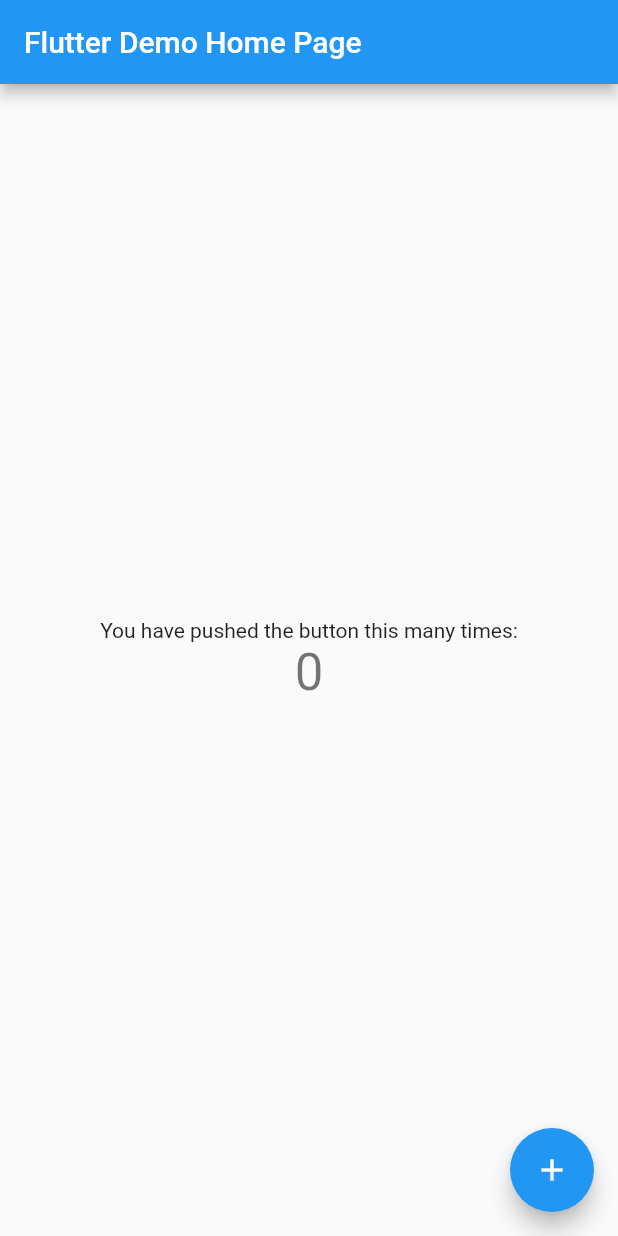
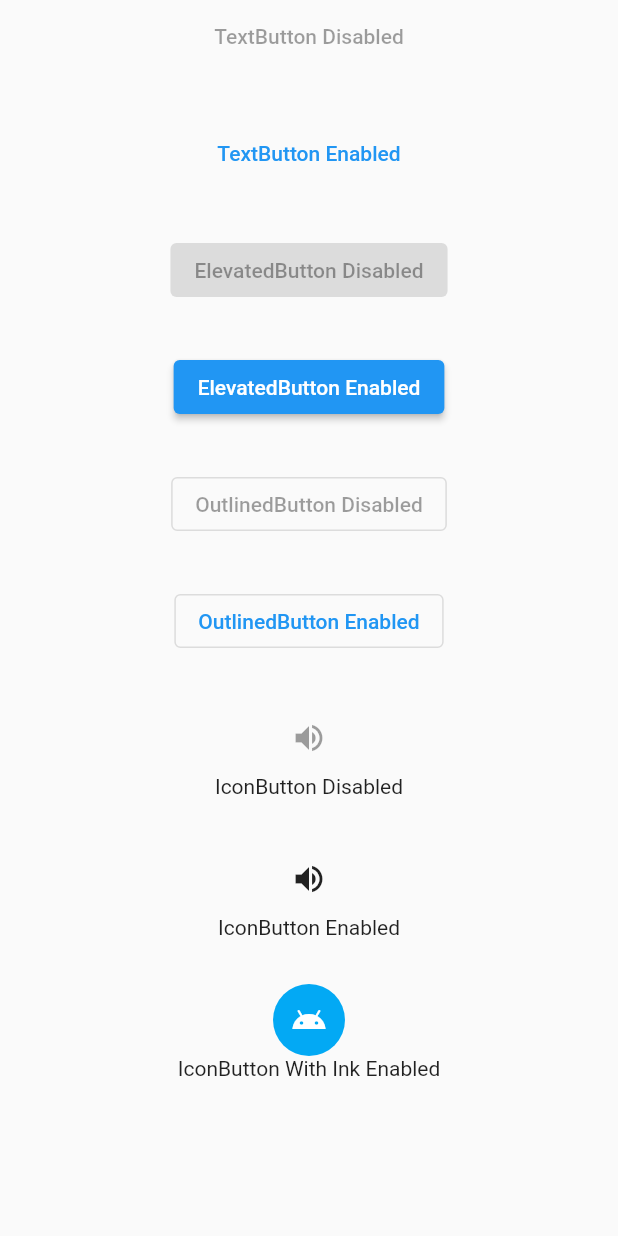
Before and after one commit to yobisetiawan/flutter_example, a Flutter app: the screen it shows after launch, on a phone screen of 412 x 824 dp. Run offline on Flutter 3.47's test engine with Material 2 defaults, Android fonts, the phone set to English and light mode, and no system bars.

Commit message:
update ui

```diff
--- a/lib/main.dart
+++ b/lib/main.dart
@@ -11,103 +11,83 @@ class MyApp extends StatelessWidget {
     return MaterialApp(
       title: 'Flutter Demo',
       theme: ThemeData(
-        // This is the theme of your application.
-        //
-        // Try running your application with "flutter run". You'll see the
-        // application has a blue toolbar. Then, without quitting the app, try
-        // changing the primarySwatch below to Colors.green and then invoke
-        // "hot reload" (press "r" in the console where you ran "flutter run",
-        // or simply save your changes to "hot reload" in a Flutter IDE).
-        // Notice that the counter didn't reset back to zero; the application
-        // is not restarted.
         primarySwatch: Colors.blue,
       ),
-      home: MyHomePage(title: 'Flutter Demo Home Page'),
+      home: MyUIButtoms(),
     );
   }
 }
 
-class MyHomePage extends StatefulWidget {
-  MyHomePage({Key? key, required this.title}) : super(key: key);
-
-  // This widget is the home page of your application. It is stateful, meaning
-  // that it has a State object (defined below) that contains fields that affect
-  // how it looks.
-
-  // This class is the configuration for the state. It holds the values (in this
-  // case the title) provided by the parent (in this case the App widget) and
-  // used by the build method of the State. Fields in a Widget subclass are
-  // always marked "final".
-
-  final String title;
-
-  @override
-  _MyHomePageState createState() => _MyHomePageState();
-}
-
-class _MyHomePageState extends State<MyHomePage> {
-  int _counter = 0;
-
-  void _incrementCounter() {
-    setState(() {
-      // This call to setState tells the Flutter framework that something has
-      // changed in this State, which causes it to rerun the build method below
-      // so that the display can reflect the updated values. If we changed
-      // _counter without calling setState(), then the build method would not be
-      // called again, and so nothing would appear to happen.
-      _counter++;
-    });
-  }
+class MyUIButtoms extends StatelessWidget {
+  const MyUIButtoms({Key? key}) : super(key: key);
 
   @override
   Widget build(BuildContext context) {
-    // This method is rerun every time setState is called, for instance as done
-    // by the _incrementCounter method above.
-    //
-    // The Flutter framework has been optimized to make rerunning build methods
-    // fast, so that you can just rebuild anything that needs updating rather
-    // than having to individually change instances of widgets.
     return Scaffold(
-      appBar: AppBar(
-        // Here we take the value from the MyHomePage object that was created by
-        // the App.build method, and use it to set our appbar title.
-        title: Text(widget.title),
-      ),
       body: Center(
-        // Center is a layout widget. It takes a single child and positions it
-        // in the middle of the parent.
-        child: Column(
-          // Column is also a layout widget. It takes a list of children and
-          // arranges them vertically. By default, it sizes itself to fit its
-          // children horizontally, and tries to be as tall as its parent.
-          //
-          // Invoke "debug painting" (press "p" in the console, choose the
-          // "Toggle Debug Paint" action from the Flutter Inspector in Android
-          // Studio, or the "Toggle Debug Paint" command in Visual Studio Code)
-          // to see the wireframe for each widget.
-          //
-          // Column has various properties to control how it sizes itself and
-          // how it positions its children. Here we use mainAxisAlignment to
-          // center the children vertically; the main axis here is the vertical
-          // axis because Columns are vertical (the cross axis would be
-          // horizontal).
-          mainAxisAlignment: MainAxisAlignment.center,
-          children: <Widget>[
-            Text(
-              'You have pushed the button this many times:',
-            ),
-            Text(
-              '$_counter',
-              style: Theme.of(context).textTheme.headline4,
-            ),
-          ],
+        child: Container(
+          child: Column(
+            children: [
+              TextButton(
+                onPressed: null,
+                child: const Text('TextButton Disabled'),
+              ),
+              const SizedBox(height: 30),
+              TextButton(
+                onPressed: () {},
+                child: const Text('TextButton Enabled'),
+              ),
+              const SizedBox(height: 30),
+              ElevatedButton(
+                onPressed: null,
+                child: const Text('ElevatedButton Disabled'),
+              ),
+              const SizedBox(height: 30),
+              ElevatedButton(
+                onPressed: () {},
+                child: const Text('ElevatedButton Enabled'),
+              ),
+              const SizedBox(height: 30),
+              OutlinedButton(
+                onPressed: null,
+                child: const Text('OutlinedButton Disabled'),
+              ),
+              const SizedBox(height: 30),
+              OutlinedButton(
+                onPressed: () {},
+                child: const Text('OutlinedButton Enabled'),
+              ),
+              const SizedBox(height: 30),
+              IconButton(
+                icon: const Icon(Icons.volume_up),
+                tooltip: 'Increase volume by 10',
+                onPressed: null,
+              ),
+              Text('IconButton Disabled'),
+              const SizedBox(height: 30),
+              IconButton(
+                icon: const Icon(Icons.volume_up),
+                tooltip: 'Increase volume by 10',
+                onPressed: () {},
+              ),
+              Text('IconButton Enabled'),
+              const SizedBox(height: 30),
+              Ink(
+                decoration: const ShapeDecoration(
+                  color: Colors.lightBlue,
+                  shape: CircleBorder(),
+                ),
+                child: IconButton(
+                  icon: const Icon(Icons.android),
+                  color: Colors.white,
+                  onPressed: () {},
+                ),
+              ),
+              Text('IconButton With Ink Enabled'),
+            ],
+          ),
         ),
       ),
-      floatingActionButton: FloatingActionButton(
-        onPressed: _incrementCounter,
-        tooltip: 'Increment',
-        child: Icon(Icons.add),
-      ), // This trailing comma makes auto-formatting nicer for build methods.
     );
   }
 }
```
